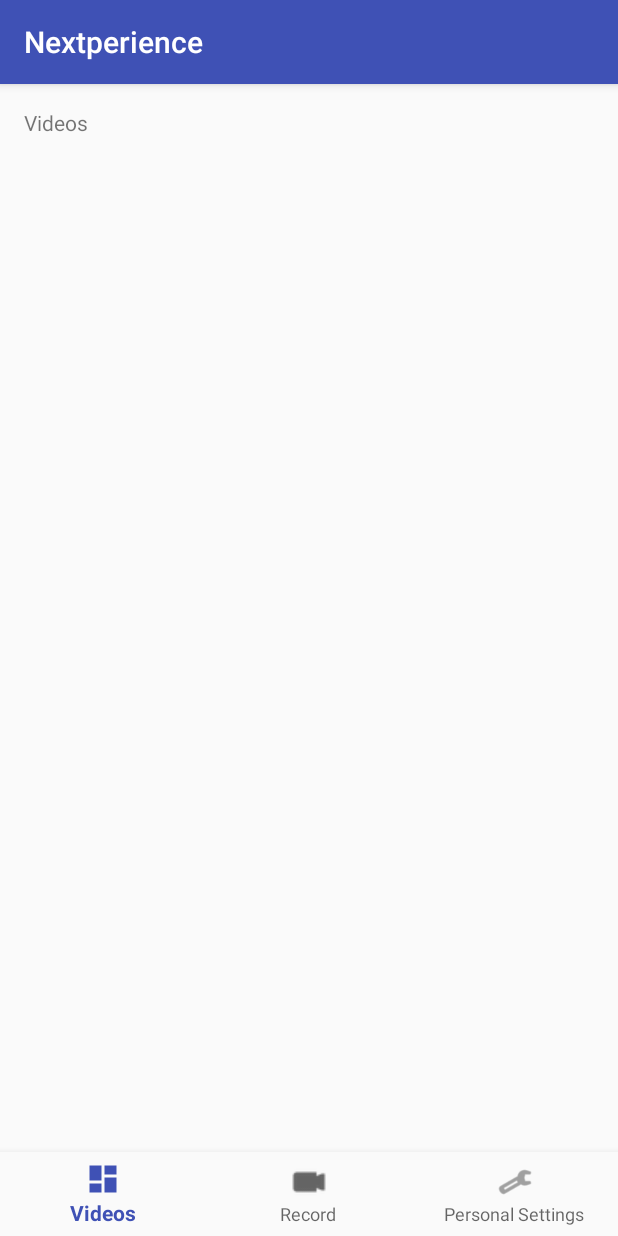
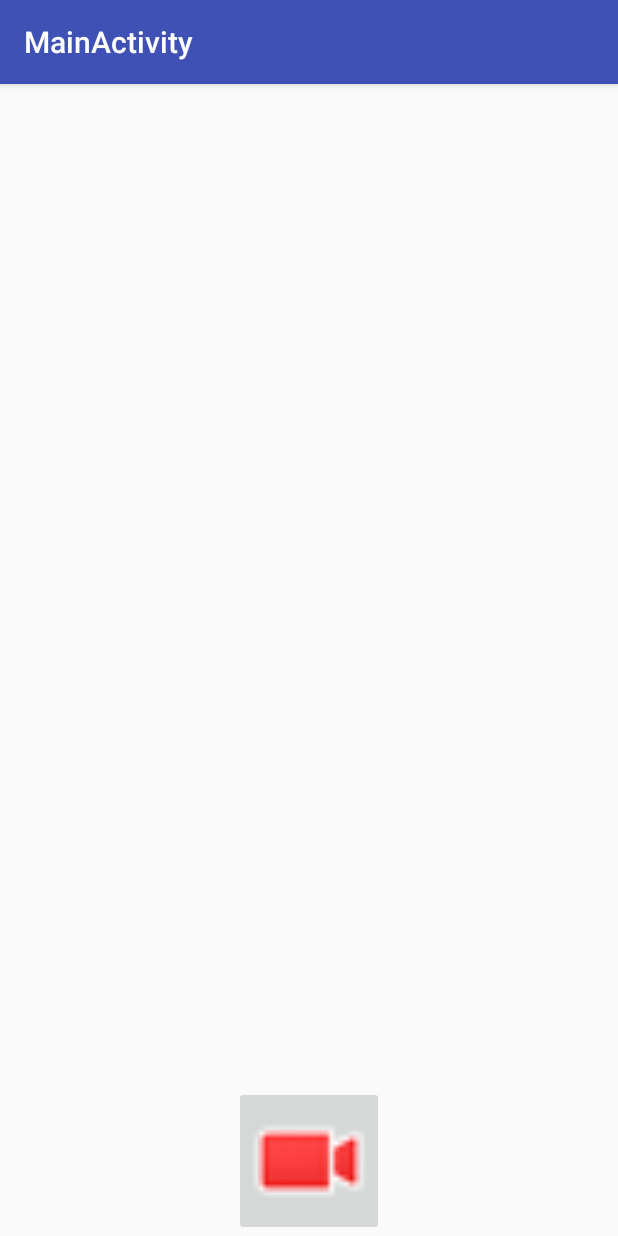
Before and after one commit to Jugendhackt/Nextperience, an Android app: the screen it shows after launch (MainActivity), on a phone screen of 412 x 824 dp. Run offline under Robolectric (Android 15) with nearby library versions, the phone set to English and light mode, and no system bars.

Commit message:
Video recording button functionality

```diff
--- a/App/app/build.gradle
+++ b/App/app/build.gradle
@@ -28,5 +28,6 @@ dependencies {
     compile 'com.android.support:appcompat-v7:25.3.1'
     compile 'com.android.support:design:25.3.1'
     compile 'com.android.support:support-vector-drawable:25.3.1'
+    compile 'com.android.support.constraint:constraint-layout:1.0.2'
     testCompile 'junit:junit:4.12'
 }
--- a/App/app/src/main/AndroidManifest.xml
+++ b/App/app/src/main/AndroidManifest.xml
@@ -2,7 +2,8 @@
 <manifest xmlns:android="http://schemas.android.com/apk/res/android"
     package="jugendhackt.org.nextperience">
 
-    <uses-feature android:name="android.hardware.camera"
+    <uses-feature
+        android:name="android.hardware.camera"
         android:required="true" />
 
     <application
@@ -14,10 +15,10 @@
         android:theme="@style/AppTheme">
         <activity
             android:name=".MainActivity"
-            android:label="@string/app_name">
+            android:label="@string/title_activity_main"
+            android:theme="@style/AppTheme.NoActionBar">
             <intent-filter>
                 <action android:name="android.intent.action.MAIN" />
-
                 <category android:name="android.intent.category.LAUNCHER" />
             </intent-filter>
         </activity>
--- a/App/app/src/main/java/jugendhackt/org/nextperience/MainActivity.java
+++ b/App/app/src/main/java/jugendhackt/org/nextperience/MainActivity.java
@@ -1,45 +1,41 @@
 package jugendhackt.org.nextperience;
 
+import android.content.Intent;
 import android.os.Bundle;
-import android.support.annotation.NonNull;
-import android.support.design.widget.BottomNavigationView;
+import android.provider.MediaStore;
+import android.support.design.widget.FloatingActionButton;
+import android.support.design.widget.Snackbar;
 import android.support.v7.app.AppCompatActivity;
-import android.view.MenuItem;
-import android.widget.TextView;
+import android.support.v7.widget.Toolbar;
+import android.view.View;
+import android.widget.Button;
+import android.widget.ImageButton;
 
 public class MainActivity extends AppCompatActivity {
 
-    private TextView mTextMessage;
-
-    private BottomNavigationView.OnNavigationItemSelectedListener mOnNavigationItemSelectedListener
-            = new BottomNavigationView.OnNavigationItemSelectedListener() {
-
-        @Override
-        public boolean onNavigationItemSelected(@NonNull MenuItem item) {
-            switch (item.getItemId()) {
-                case R.id.navigation_home:
-                    mTextMessage.setText(R.string.title_home);
-                    return true;
-                case R.id.navigation_dashboard:
-                    mTextMessage.setText(R.string.title_dashboard);
-                    return true;
-                case R.id.navigation_notifications:
-                    mTextMessage.setText(R.string.title_notifications);
-                    return true;
-            }
-            return false;
-        }
-
-    };
+    static final int REQUEST_VIDEO_CAPTURE = 1;
 
     @Override
     protected void onCreate(Bundle savedInstanceState) {
         super.onCreate(savedInstanceState);
         setContentView(R.layout.activity_main);
+        Toolbar toolbar = (Toolbar) findViewById(R.id.toolbar);
+        final ImageButton recordVideo = (ImageButton) findViewById(R.id.button);
+        recordVideo.setOnClickListener(new View.OnClickListener() {
+            public void onClick(View v) {
+                dispatchTakeVideoIntent();
+            }
+        });
 
-        mTextMessage = (TextView) findViewById(R.id.message);
-        BottomNavigationView navigation = (BottomNavigationView) findViewById(R.id.navigation);
-        navigation.setOnNavigationItemSelectedListener(mOnNavigationItemSelectedListener);
+        setSupportActionBar(toolbar);
     }
 
+    private void dispatchTakeVideoIntent() {
+        Intent takeVideoIntent = new Intent(MediaStore.ACTION_VIDEO_CAPTURE);
+        if (takeVideoIntent.resolveActivity(getPackageManager()) != null) {
+            startActivityForResult(takeVideoIntent, REQUEST_VIDEO_CAPTURE);
+        }
+    }
+
+
 }
--- a/App/app/src/main/res/layout/activity_main.xml
+++ b/App/app/src/main/res/layout/activity_main.xml
@@ -1,37 +1,39 @@
 <?xml version="1.0" encoding="utf-8"?>
-<LinearLayout xmlns:android="http://schemas.android.com/apk/res/android"
+<android.support.design.widget.CoordinatorLayout xmlns:android="http://schemas.android.com/apk/res/android"
     xmlns:app="http://schemas.android.com/apk/res-auto"
     xmlns:tools="http://schemas.android.com/tools"
-    android:id="@+id/container"
     android:layout_width="match_parent"
     android:layout_height="match_parent"
-    android:orientation="vertical"
     tools:context="jugendhackt.org.nextperience.MainActivity">
 
-    <FrameLayout
-        android:id="@+id/content"
-        android:layout_width="match_parent"
-        android:layout_height="0dp"
-        android:layout_weight="1">
-
-        <TextView
-            android:id="@+id/message"
-            android:layout_width="match_parent"
-            android:layout_height="wrap_content"
-            android:layout_marginBottom="@dimen/activity_vertical_margin"
-            android:layout_marginLeft="@dimen/activity_horizontal_margin"
-            android:layout_marginRight="@dimen/activity_horizontal_margin"
-            android:layout_marginTop="@dimen/activity_vertical_margin"
-            android:text="@string/title_home" />
-
-    </FrameLayout>
-
-    <android.support.design.widget.BottomNavigationView
-        android:id="@+id/navigation"
+    <android.support.design.widget.AppBarLayout
         android:layout_width="match_parent"
         android:layout_height="wrap_content"
-        android:layout_gravity="bottom"
-        android:background="?android:attr/windowBackground"
-        app:menu="@menu/navigation" />
+        android:theme="@style/AppTheme.AppBarOverlay">
 
-</LinearLayout>
+        <android.support.v7.widget.Toolbar
+            android:id="@+id/toolbar"
+            android:layout_width="match_parent"
+            android:layout_height="?attr/actionBarSize"
+            android:background="?attr/colorPrimary"
+            app:popupTheme="@style/AppTheme.PopupOverlay" />
+
+    </android.support.design.widget.AppBarLayout>
+
+    <include layout="@layout/content_main"
+        android:id="@+id/include" />
+
+    <ImageButton
+        android:id="@+id/button"
+        android:layout_width="100dp"
+        android:layout_height="100dp"
+        android:padding="10dp"
+        android:adjustViewBounds="true"
+        android:scaleType="fitCenter"
+        android:layout_gravity="top|center_horizontal"
+        android:text="Record"
+        app:layout_anchor="@+id/include"
+        app:layout_anchorGravity="bottom|center_horizontal"
+        android:src="@android:drawable/presence_video_busy" />
+
+</android.support.design.widget.CoordinatorLayout>
--- /dev/null
+++ b/App/app/src/main/res/layout/content_main.xml
@@ -0,0 +1,11 @@
+<?xml version="1.0" encoding="utf-8"?>
+<android.support.constraint.ConstraintLayout xmlns:android="http://schemas.android.com/apk/res/android"
+    xmlns:app="http://schemas.android.com/apk/res-auto"
+    xmlns:tools="http://schemas.android.com/tools"
+    android:layout_width="match_parent"
+    android:layout_height="match_parent"
+    app:layout_behavior="@string/appbar_scrolling_view_behavior"
+    tools:context="jugendhackt.org.nextperience.MainActivity"
+    tools:showIn="@layout/activity_main">
+
+</android.support.constraint.ConstraintLayout>
--- a/App/app/src/main/res/values/dimens.xml
+++ b/App/app/src/main/res/values/dimens.xml
@@ -2,4 +2,5 @@
     <!-- Default screen margins, per the Android Design guidelines. -->
     <dimen name="activity_horizontal_margin">16dp</dimen>
     <dimen name="activity_vertical_margin">16dp</dimen>
+    <dimen name="fab_margin">16dp</dimen>
 </resources>
--- a/App/app/src/main/res/values/strings.xml
+++ b/App/app/src/main/res/values/strings.xml
@@ -3,4 +3,5 @@
     <string name="title_home">Videos</string>
     <string name="title_dashboard">Record</string>
     <string name="title_notifications">Personal Settings</string>
+    <string name="title_activity_main">MainActivity</string>
 </resources>
--- a/App/app/src/main/res/values/styles.xml
+++ b/App/app/src/main/res/values/styles.xml
@@ -8,4 +8,13 @@
         <item name="colorAccent">@color/colorAccent</item>
     </style>
 
+    <style name="AppTheme.NoActionBar">
+        <item name="windowActionBar">false</item>
+        <item name="windowNoTitle">true</item>
+    </style>
+
+    <style name="AppTheme.AppBarOverlay" parent="ThemeOverlay.AppCompat.Dark.ActionBar" />
+
+    <style name="AppTheme.PopupOverlay" parent="ThemeOverlay.AppCompat.Light" />
+
 </resources>
```
